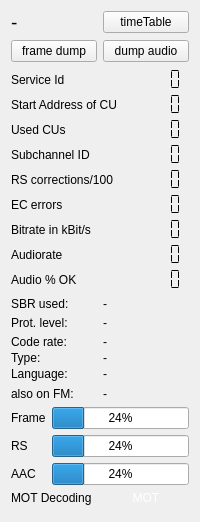
Old version of the form forms/technical_data.ui in the repository tomneda/DABstar.
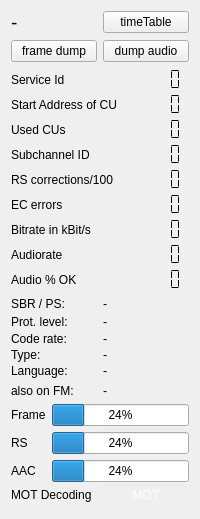
New version of the form. Custom widgets are drawn as their Qt base class.

Commit message: Provide SBR + PS status in tech widget (consider FDK AAC)

What changed in the file:
```diff
--- a/forms/technical_data.ui
+++ b/forms/technical_data.ui
@@ -275,9 +275,6 @@
      </item>
      <item row="3" column="1">
       <widget class="QLabel" name="ASCTy">
-       <property name="frameShape">
-        <enum>QFrame::NoFrame</enum>
-       </property>
        <property name="text">
         <string>-</string>
        </property>
@@ -288,9 +285,6 @@
        <property name="toolTip">
         <string>&lt;html&gt;&lt;head/&gt;&lt;body&gt;&lt;p&gt;Language (defined by provider)&lt;/p&gt;&lt;/body&gt;&lt;/html&gt;</string>
        </property>
-       <property name="frameShape">
-        <enum>QFrame::NoFrame</enum>
-       </property>
        <property name="text">
         <string>-</string>
        </property>
@@ -298,18 +292,9 @@
      </item>
      <item row="1" column="1">
       <widget class="QLabel" name="uepField">
-       <property name="minimumSize">
-        <size>
-         <width>0</width>
-         <height>20</height>
-        </size>
-       </property>
        <property name="toolTip">
         <string>&lt;html&gt;&lt;head/&gt;&lt;body&gt;&lt;p&gt;Shows Protection Level and Type (A or B)&lt;/p&gt;&lt;/body&gt;&lt;/html&gt;</string>
        </property>
-       <property name="frameShape">
-        <enum>QFrame::NoFrame</enum>
-       </property>
        <property name="text">
         <string>-</string>
        </property>
@@ -332,7 +317,7 @@
      <item row="0" column="0">
       <widget class="QLabel" name="label_13">
        <property name="text">
-        <string>SBR used:</string>
+        <string>SBR / PS:</string>
        </property>
       </widget>
      </item>
```
Left out of the diff: 3 changed lines with no effect on the pictures. The commit also changes 7 other files.
